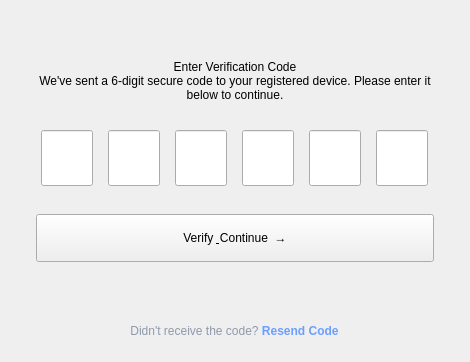
The window that login/verifyCodePage.ui (llk657843/V2ray) describes before a commit, drawn with Qt 5.
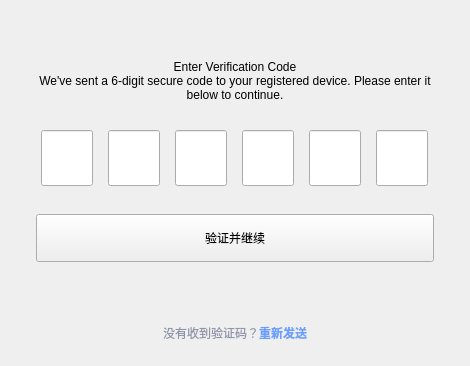
The same window after the commit.

The edit to the form file:
```diff
--- a/login/verifyCodePage.ui
+++ b/login/verifyCodePage.ui
@@ -270,7 +270,7 @@
          </size>
         </property>
         <property name="text">
-         <string>Verify &amp; Continue  →</string>
+         <string>验证并继续</string>
         </property>
        </widget>
       </item>
@@ -309,7 +309,7 @@
    <item alignment="Qt::AlignmentFlag::AlignHCenter">
     <widget class="QLabel" name="resendLabel">
      <property name="text">
-      <string>&lt;span style=&quot;color:#8f98aa;&quot;&gt;Didn't receive the code? &lt;/span&gt;&lt;a href=&quot;resend&quot; style=&quot;color:#6B9FFF;text-decoration:none;font-weight:600;&quot;&gt;Resend Code&lt;/a&gt;</string>
+      <string>&lt;span style=&quot;color:#8f98aa;&quot;&gt;没有收到验证码？&lt;/span&gt;&lt;a href=&quot;resend&quot; style=&quot;color:#6B9FFF;text-decoration:none;font-weight:600;&quot;&gt;重新发送&lt;/a&gt;</string>
      </property>
      <property name="alignment">
       <set>Qt::AlignmentFlag::AlignCenter</set>
```
